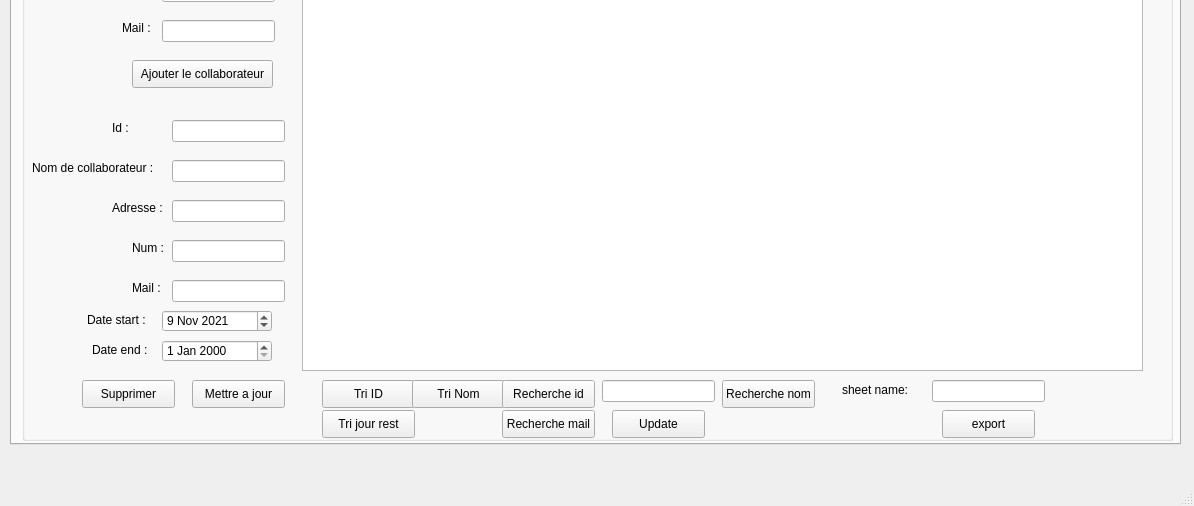
The window that mainwindow.ui (houas6/Smart-Recruit-help-center) describes before a commit, drawn with Qt 5; both pictures show x 0 to 1194 and y 256 to 762 of the 1194 by 762 pixel window.
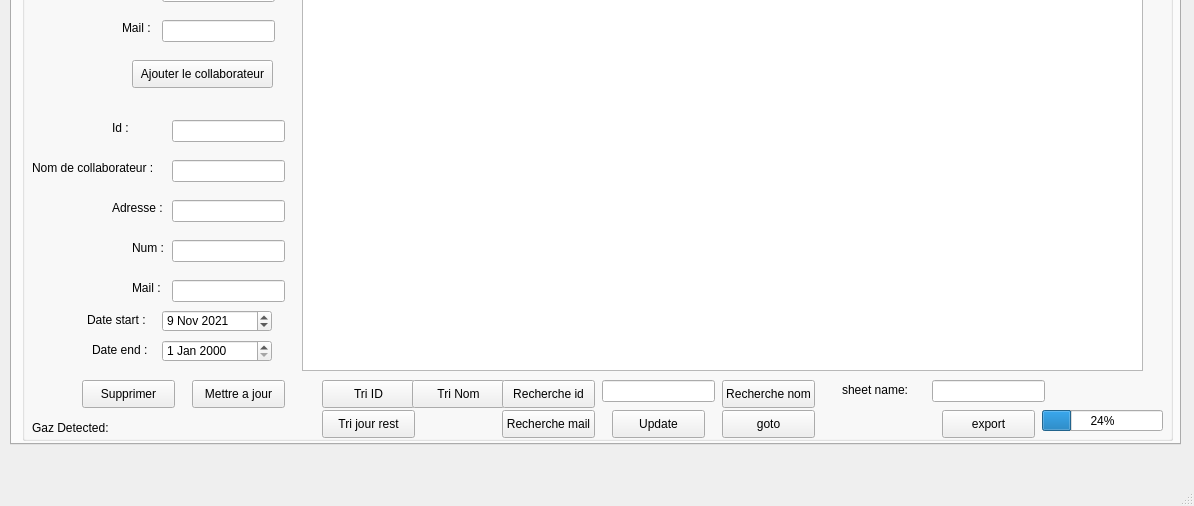
The same window after the commit. Custom widgets are drawn as their Qt base class.

Diff of the .ui file:
```diff
--- a/mainwindow.ui
+++ b/mainwindow.ui
@@ -641,6 +641,58 @@
         <string>sheet name:</string>
        </property>
       </widget>
+      <widget class="QProgressBar" name="progressBar">
+       <property name="geometry">
+        <rect>
+         <x>1020</x>
+         <y>620</y>
+         <width>121</width>
+         <height>21</height>
+        </rect>
+       </property>
+       <property name="value">
+        <number>24</number>
+       </property>
+      </widget>
+      <widget class="QPushButton" name="pushButton">
+       <property name="geometry">
+        <rect>
+         <x>700</x>
+         <y>620</y>
+         <width>93</width>
+         <height>28</height>
+        </rect>
+       </property>
+       <property name="text">
+        <string>goto</string>
+       </property>
+      </widget>
+      <widget class="QLabel" name="label_16">
+       <property name="geometry">
+        <rect>
+         <x>10</x>
+         <y>630</y>
+         <width>101</width>
+         <height>16</height>
+        </rect>
+       </property>
+       <property name="text">
+        <string>Gaz Detected:</string>
+       </property>
+      </widget>
+      <widget class="QLabel" name="label_17">
+       <property name="geometry">
+        <rect>
+         <x>100</x>
+         <y>630</y>
+         <width>56</width>
+         <height>16</height>
+        </rect>
+       </property>
+       <property name="text">
+        <string/>
+       </property>
+      </widget>
      </widget>
     </widget>
     <widget class="QWidget" name="tab_2">
```
Left out of the diff: 24 changed lines with no effect on the pictures.
